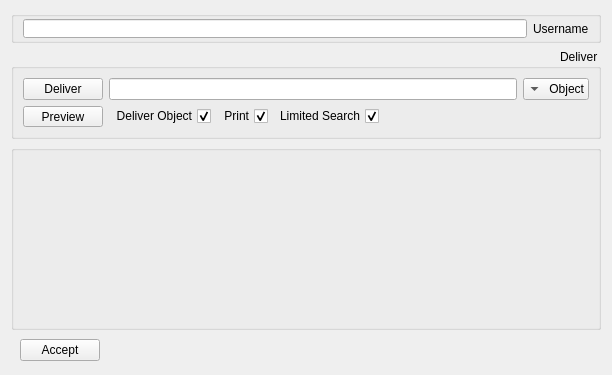
Qt form Client/reghaabat/formoperator.ui (nournia/ketabkhaane) before a commit.
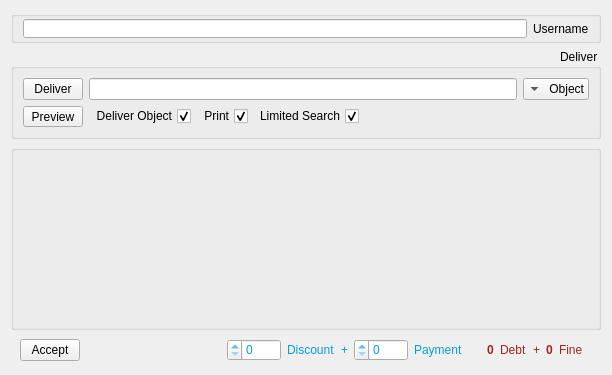
The same form after that commit. Icons and pictures are not drawn. Custom widgets are drawn as their Qt base class.

The edit to the form file:
```diff
--- a/Client/reghaabat/formoperator.ui
+++ b/Client/reghaabat/formoperator.ui
@@ -109,10 +109,10 @@
          </item>
          <item>
           <widget class="QPushButton" name="bDeliver">
-           <property name="minimumSize">
+           <property name="maximumSize">
             <size>
              <width>60</width>
-             <height>0</height>
+             <height>16777215</height>
             </size>
            </property>
            <property name="text">
@@ -184,10 +184,10 @@
          </item>
          <item>
           <widget class="QPushButton" name="bPreview">
-           <property name="minimumSize">
+           <property name="maximumSize">
             <size>
              <width>60</width>
-             <height>0</height>
+             <height>16777215</height>
             </size>
            </property>
            <property name="text">
@@ -237,6 +237,136 @@
          <property name="bottomMargin">
           <number>0</number>
          </property>
+         <item>
+          <widget class="QWidget" name="widget_3" native="true">
+           <property name="styleSheet">
+            <string notr="true">color: #9d261d</string>
+           </property>
+           <layout class="QHBoxLayout" name="horizontalLayout_6">
+            <property name="topMargin">
+             <number>0</number>
+            </property>
+            <property name="bottomMargin">
+             <number>0</number>
+            </property>
+            <item>
+             <widget class="QLabel" name="label_4">
+              <property name="text">
+               <string>Fine</string>
+              </property>
+             </widget>
+            </item>
+            <item>
+             <widget class="QLabel" name="lFine">
+              <property name="font">
+               <font>
+                <weight>75</weight>
+                <bold>true</bold>
+               </font>
+              </property>
+              <property name="text">
+               <string>0</string>
+              </property>
+             </widget>
+            </item>
+            <item>
+             <widget class="QLabel" name="label_8">
+              <property name="text">
+               <string>+</string>
+              </property>
+             </widget>
+            </item>
+            <item>
+             <widget class="QLabel" name="label_5">
+              <property name="text">
+               <string>Debt</string>
+              </property>
+             </widget>
+            </item>
+            <item>
+             <widget class="QLabel" name="lDebt">
+              <property name="font">
+               <font>
+                <weight>75</weight>
+                <bold>true</bold>
+               </font>
+              </property>
+              <property name="text">
+               <string>0</string>
+              </property>
+             </widget>
+            </item>
+           </layout>
+          </widget>
+         </item>
+         <item>
+          <widget class="QWidget" name="widget_2" native="true">
+           <property name="styleSheet">
+            <string notr="true">color: #049cdb</string>
+           </property>
+           <layout class="QHBoxLayout" name="horizontalLayout_5">
+            <property name="topMargin">
+             <number>0</number>
+            </property>
+            <property name="bottomMargin">
+             <number>0</number>
+            </property>
+            <item>
+             <widget class="QLabel" name="label">
+              <property name="text">
+               <string>Payment</string>
+              </property>
+             </widget>
+            </item>
+            <item>
+             <widget class="QSpinBox" name="sPayment">
+              <property name="minimumSize">
+               <size>
+                <width>54</width>
+                <height>0</height>
+               </size>
+              </property>
+              <property name="maximum">
+               <number>100000</number>
+              </property>
+              <property name="singleStep">
+               <number>50</number>
+              </property>
+             </widget>
+            </item>
+            <item>
+             <widget class="QLabel" name="label_7">
+              <property name="text">
+               <string>+</string>
+              </property>
+             </widget>
+            </item>
+            <item>
+             <widget class="QLabel" name="label_3">
+              <property name="text">
+               <string>Discount</string>
+              </property>
+             </widget>
+            </item>
+            <item>
+             <widget class="QSpinBox" name="sDiscount">
+              <property name="minimumSize">
+               <size>
+                <width>54</width>
+                <height>0</height>
+               </size>
+              </property>
+              <property name="maximum">
+               <number>100000</number>
+              </property>
+              <property name="singleStep">
+               <number>50</number>
+              </property>
+             </widget>
+            </item>
+           </layout>
+          </widget>
+         </item>
          <item>
           <spacer name="horizontalSpacer_2">
            <property name="orientation">
```
